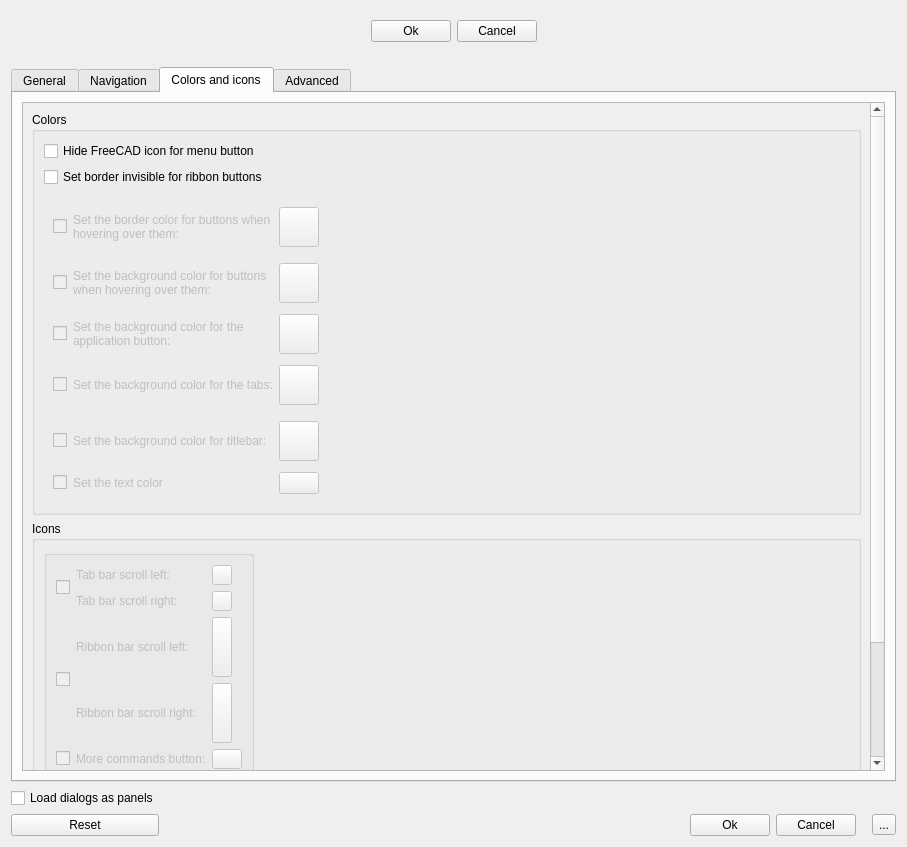
Above: Resources/ui/Settings.ui from APEbbers/FreeCAD-Ribbon before the change. Below: the same form after it.
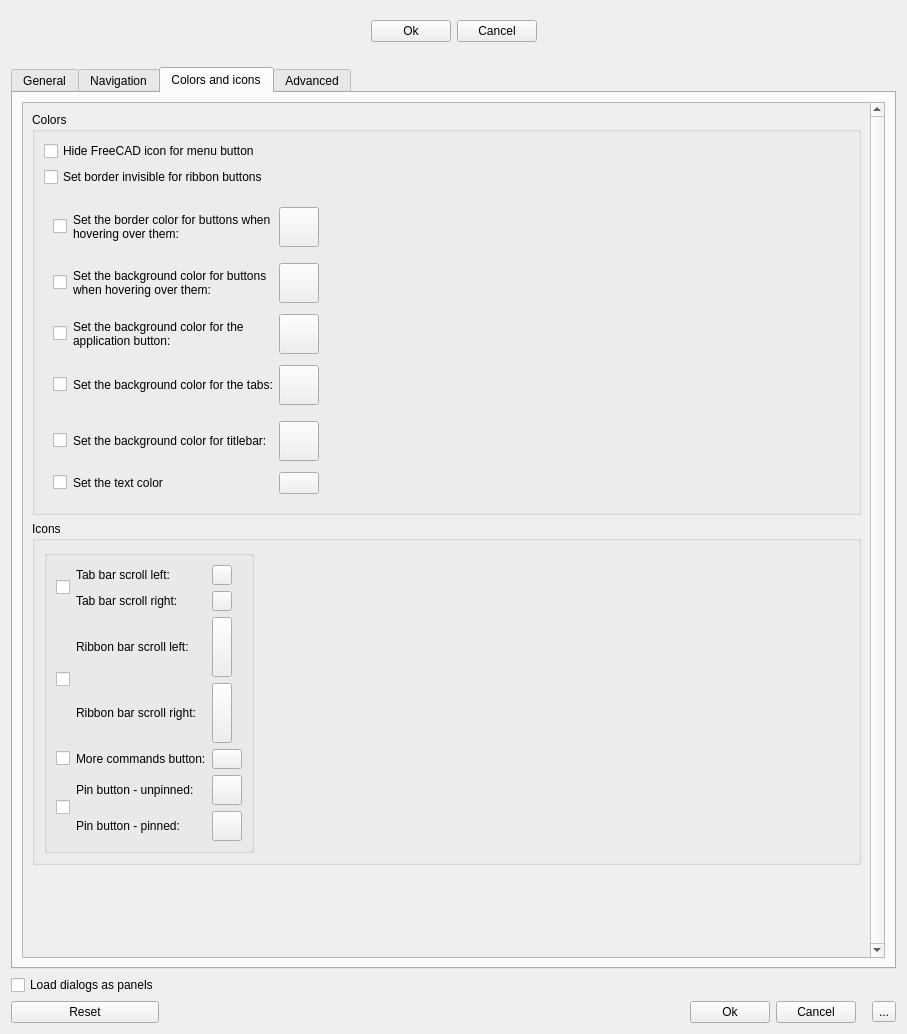
That is the form after the change. Custom widgets are drawn as their Qt base class.

Commit message: Individual icon settings - 4

Diff of the .ui file:
```diff
--- a/Resources/ui/Settings.ui
+++ b/Resources/ui/Settings.ui
@@ -10,7 +10,7 @@
     <x>0</x>
     <y>0</y>
     <width>907</width>
-    <height>847</height>
+    <height>1034</height>
    </rect>
   </property>
   <property name="sizePolicy">
@@ -1874,9 +1874,9 @@
           <property name="geometry">
            <rect>
             <x>0</x>
-            <y>-170</y>
+            <y>0</y>
             <width>852</width>
-            <height>816</height>
+            <height>833</height>
            </rect>
           </property>
           <layout class="QGridLayout" name="gridLayout_36">
@@ -1895,7 +1895,7 @@
               <item row="2" column="0">
                <widget class="QFrame" name="ColorS">
                 <property name="enabled">
-                 <bool>false</bool>
+                 <bool>true</bool>
                 </property>
                 <property name="sizePolicy">
                  <sizepolicy hsizetype="Preferred" vsizetype="Preferred">
@@ -2211,7 +2211,7 @@
               <item row="0" column="0">
                <widget class="QGroupBox" name="IconS">
                 <property name="enabled">
-                 <bool>false</bool>
+                 <bool>true</bool>
                 </property>
                 <layout class="QGridLayout" name="gridLayout_33">
                  <item row="0" column="0">
```
Left out of the diff: 4 changed lines with no effect on the pictures. The commit also changes 2 other files.
